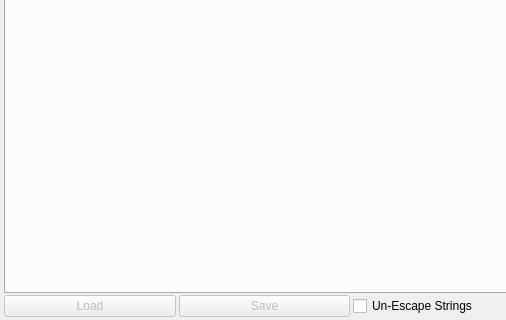
This is UwxPredefinedCommands.ui in LairdCP/UwTerminalX as Qt 5 draws it before an edit; both pictures show x 0 to 506 and y 292 to 612 of the 1227 by 612 pixel window. The edited form follows.
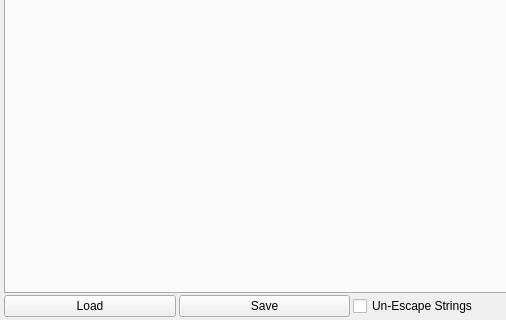
This is the edited form. Icons and pictures are not drawn.

Diff of the .ui file:
```diff
--- a/UwxPredefinedCommands.ui
+++ b/UwxPredefinedCommands.ui
@@ -64,7 +64,7 @@
        <item>
         <widget class="QPushButton" name="btn_Load">
          <property name="enabled">
-          <bool>false</bool>
+          <bool>true</bool>
          </property>
          <property name="minimumSize">
           <size>
@@ -83,7 +83,7 @@
        <item>
         <widget class="QPushButton" name="btn_Save">
          <property name="enabled">
-          <bool>false</bool>
+          <bool>true</bool>
          </property>
          <property name="minimumSize">
           <size>
```
